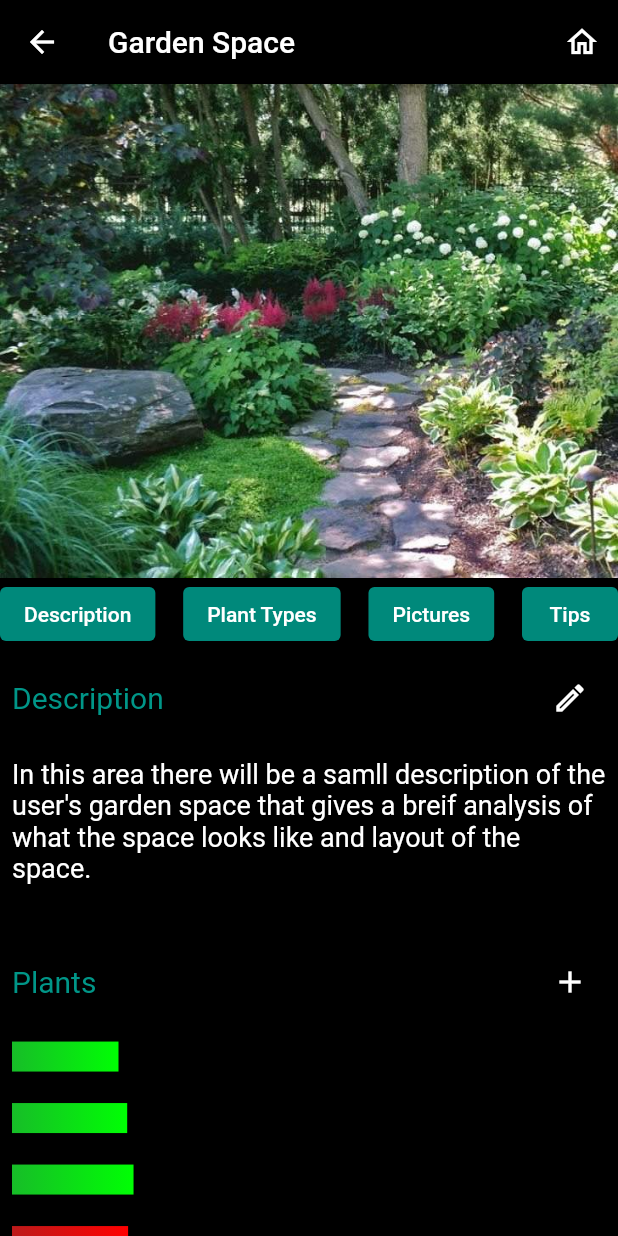
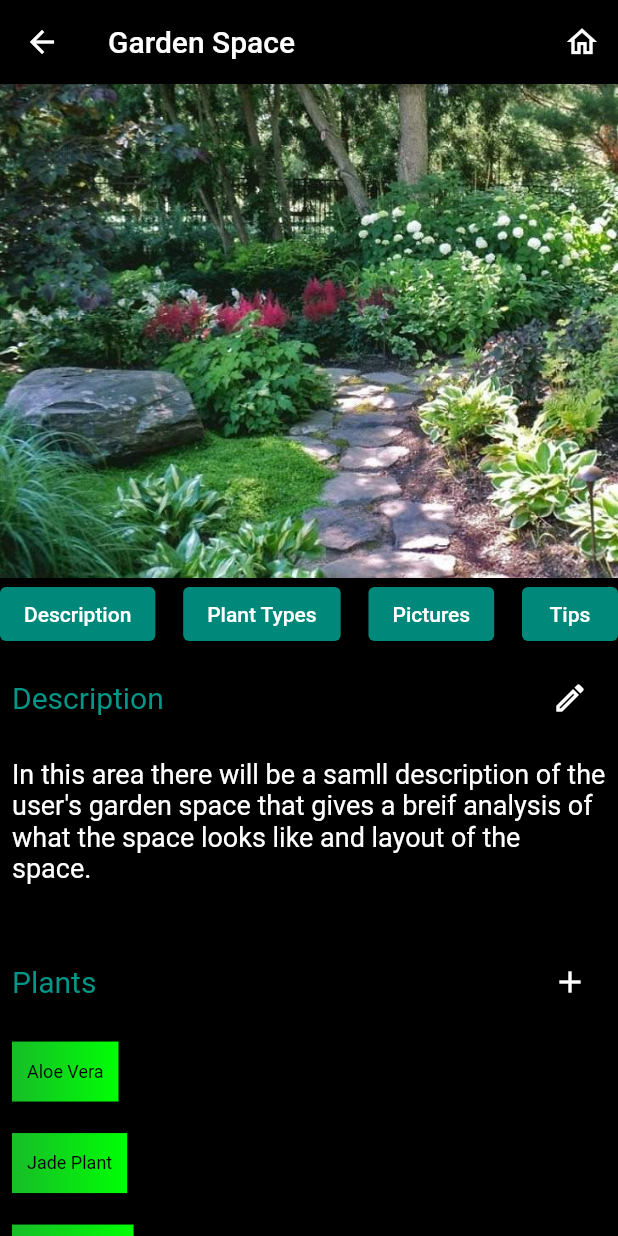
Before and after one commit to Veronica-Salgado/garden_space_3, a Flutter app: the GardenSpaceDetail screen opened directly, on a phone screen of 412 x 824 dp. Run offline on Flutter 3.47's test engine with Material 2 defaults, Android fonts, the phone set to English and light mode, and no system bars; our stand-ins replace image_picker.

Commit message:
Added more information and fixed height for text buttons in Garden space detail

```diff
--- a/lib/data/succulent_data.dart
+++ b/lib/data/succulent_data.dart
@@ -16,10 +16,14 @@ List<Succulent> succulentList = [
   Succulent(
     name: "Jade Plant",
     image: 'images/JadePlant.png',
-    description: "To be filled",
-    preferences: "To be filled",
-    planting: "To be filled",
-    care: "to be filled",
+    description:
+        "Jade Plant, more correctly known as Crassula ovata, is a popular succulent, rich in symbolism, and is commonly grown as a houseplant. This plant is very low maintenance and can thrive in most indoor environments. A branched, succulent shrub, the jade plant is a popular indoor plant grown primarily for its lustrous green leaves that sprout from its thick, somewhat woody stems. This low-maintenance plant can live a long time, taking on the appearance of a miniature tree as it ages. And it's very easy to grow as long as it's not overwatered or exposed to very cold temperatures. Jade plants should be kept out of the reach of pets since they can be toxic to animals1. Jade plants can also be moderately toxic to humans when ingested and contain a sap that can cause dermatitis when touched.",
+    preferences:
+        "Lighting: Jade plants should receive at least 6 hours of bright light each day. Young plants should be kept in bright, indirect sunlight; large, well-established jade plants can handle more direct sunlight. Kitchens and offices with a south-facing window are typically great spots with just enough light, as are western-facing windows. Jade plants that are kept in low light can become leggy and top heavy, making them susceptible to damage if they fall over, or become unable to support their own branches! Temperature: Jade plants grow best at room temperature (65° to 75°F / 18° to 24°C), but prefer slightly cooler temperatures at night and in the winter (down to 55°F / 13°C).  Note: Jade plants are not frost tolerant, so if you keep yours outdoors during the summer, be sure to bring it inside once temperatures fall to around 50°F (10°C) in autumn. During the winter months, move jade plants away from cold windows and keep them out of drafty areas. If exposed to cold temps, jade plants may drop their leaves.",
+    planting:
+        "You will likely need to repot your jade plant every 2 to 3 years to keep it from outgrowing its container. To help prevent the plant from getting waterlogged, use an unglazed clay pot that will allow excess moisture to evaporate away from the roots. As the plant ages, it will likely only need to be repotted every 4 or 5 years. As your plant grows, it will become increasingly important to choose wide, heavy-bottomed pots to accommodate it. Jade plants tend to grow top-heavy and can easily tip in lighter pots. After removing your plant from its outgrown pot, clean up the roots and make sure there's no fungus and place it in the soil, spreading the roots as you backfill with soil. Wait a week and then water your jade plant lightly. Pair potted jade plants with low-growing, sun-loving succulents that also have low water requirements, like hen-and-chicks or showy sedum. When seeking companion plants for outdoor jade plants, it’s important to consider both the growing conditions and space requirements for each plant. Look for succulents that will also thrive in well-drained, gritty soil and full sun.",
+    care:
+        "Watering: Watering jade plants correctly is very important! Improper watering is the number one issue that most people experience with their jade plants.In the spring and summer, when the plant is actively growing, it will require more water than at other times of the year. Water jade plants deeply (meaning that the soil gets sufficiently moistened throughout—not just at the surface) then wait until the soil has mostly dried out before you water it again. This means that you could end up watering it once a week or once a month—it depends entirely on how quickly the soil dries out in the environment where you keep your plant. In the fall and winter, the plant may go dormant, causing it to slow or pause growth entirely. During this time, it won’t need much water. Water it less often than in the spring and summer, allowing the soil to dry out fully between waterings. Large, well-established jades may not need more than one or two waterings throughout their entire dormancy period. Try to avoid splashing water on the leaves while watering, as this can expose them to rot in a humid environment. Jade plants can be sensitive to salts in tap water, so water with filtered or distilled water if your tap water is not ideal. If the plant starts to drop its leaves, if the leaves look shriveled, or if brown spots appear on the leaves, it indicates that the plant needs MORE water. If leaves become squishy and waterlogged, the plant is getting TOO MUCH water.",
   ),
   Succulent(
     name: "Zebra Plant",
--- a/lib/garden_space_detail.dart
+++ b/lib/garden_space_detail.dart
@@ -116,7 +116,7 @@ class GardenSpaceDetail extends StatelessWidget {
             Padding(
               padding: const EdgeInsets.all(8.0),
               child: Container(
-                  height: 20,
+                  height: 40,
                   child: Stack(children: <Widget>[
                     Positioned.fill(
                       child: Container(
@@ -147,7 +147,7 @@ class GardenSpaceDetail extends StatelessWidget {
             Padding(
               padding: const EdgeInsets.all(8.0),
               child: Container(
-                  height: 20,
+                  height: 40,
                   child: Stack(children: <Widget>[
                     Positioned.fill(
                       child: Container(
@@ -178,7 +178,7 @@ class GardenSpaceDetail extends StatelessWidget {
             Padding(
               padding: const EdgeInsets.all(8.0),
               child: Container(
-                  height: 20,
+                  height: 40,
                   child: Stack(children: <Widget>[
                     Positioned.fill(
                       child: Container(
@@ -209,7 +209,7 @@ class GardenSpaceDetail extends StatelessWidget {
             Padding(
               padding: const EdgeInsets.all(8.0),
               child: Container(
-                  height: 20,
+                  height: 40,
                   child: Stack(children: <Widget>[
                     Positioned.fill(
                       child: Container(
@@ -240,7 +240,7 @@ class GardenSpaceDetail extends StatelessWidget {
             Padding(
               padding: const EdgeInsets.all(8.0),
               child: Container(
-                  height: 20,
+                  height: 40,
                   child: Stack(children: <Widget>[
                     Positioned.fill(
                       child: Container(
@@ -271,7 +271,7 @@ class GardenSpaceDetail extends StatelessWidget {
             Padding(
               padding: const EdgeInsets.all(8.0),
               child: Container(
-                  height: 20,
+                  height: 40,
                   child: Stack(children: <Widget>[
                     Positioned.fill(
                       child: Container(
@@ -302,7 +302,7 @@ class GardenSpaceDetail extends StatelessWidget {
             Padding(
               padding: const EdgeInsets.all(8.0),
               child: Container(
-                  height: 20,
+                  height: 40,
                   child: Stack(children: <Widget>[
                     Positioned.fill(
                       child: Container(
```
